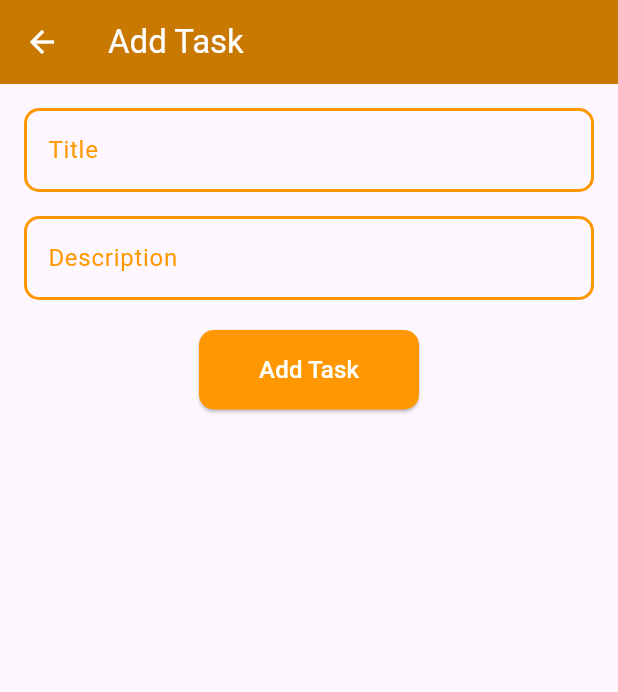
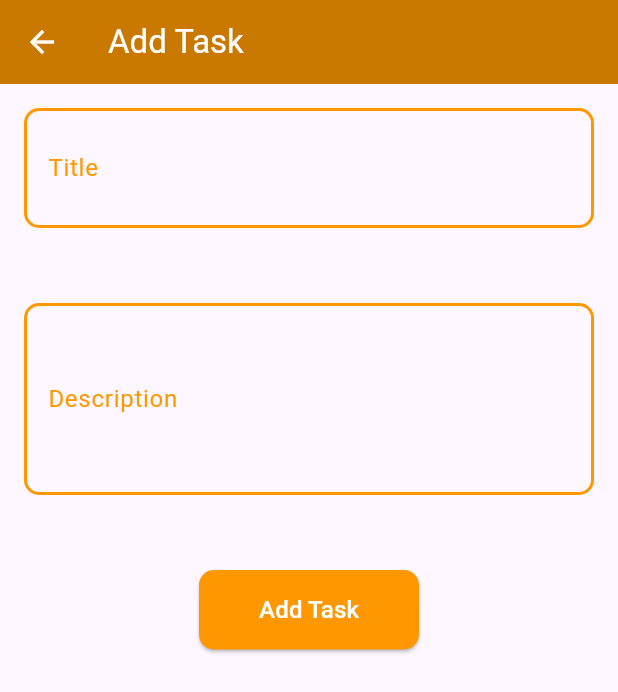
Before and after one commit to fedyasmuhammad/assignment2, a Flutter app: the Add_Task screen opened directly, on a phone screen of 412 x 824 dp. Shown: the top 692 px of the screen. Run offline on Flutter 3.47's test engine with Material 3 defaults, Android fonts, the phone set to English and light mode, and no system bars; our stand-ins replace get.

Commit message:
eddet the text fild in add task page

```diff
--- a/lib/main.dart
+++ b/lib/main.dart
@@ -206,6 +206,7 @@ class Add_Task extends StatelessWidget {
         child: Column(
           children: [
             TextField(
+               maxLines: 2,
               controller: title,
               decoration: InputDecoration(
                 labelText: "Title",
@@ -220,12 +221,14 @@ class Add_Task extends StatelessWidget {
                 ),
               ),
             ),
-            SizedBox(height: 16),
+            SizedBox(height: 50),
             TextField(
               controller: desc,
+               maxLines: 4,
               decoration: InputDecoration(
-                hintMaxLines: 4,
+
                 labelText: "Description",
+
                 labelStyle: TextStyle(color: Colors.orange),
                 enabledBorder: OutlineInputBorder(
                   borderSide: BorderSide(color: Colors.orange, width: 2),
@@ -237,7 +240,7 @@ class Add_Task extends StatelessWidget {
                 ),
               ),
             ),
-            SizedBox(height: 20),
+            SizedBox(height: 50),
             ElevatedButton(
               style: ElevatedButton.styleFrom(
                 backgroundColor: Colors.orange,
```
